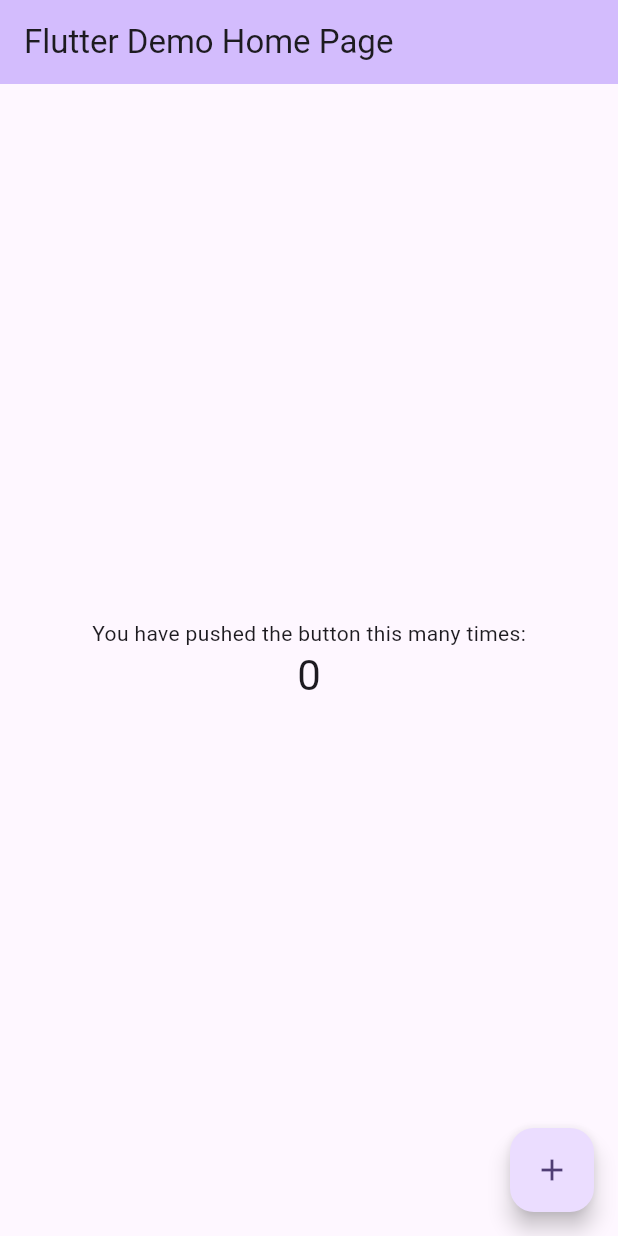
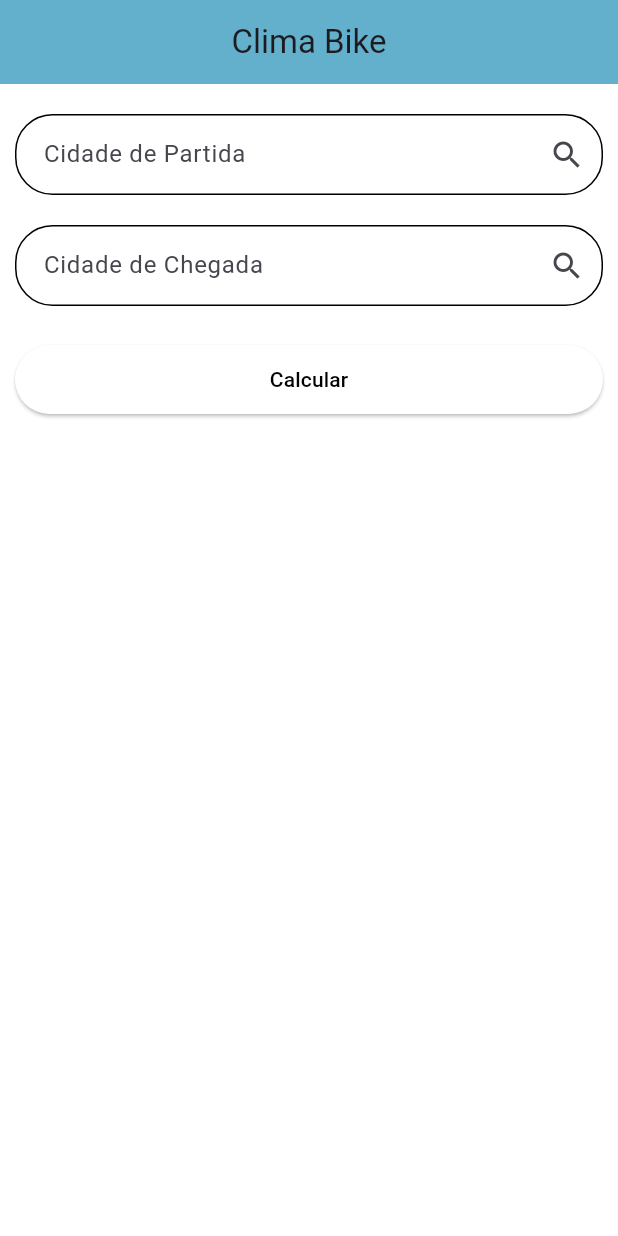
Before and after one commit to GuinterZaffalon/clima-bike, a Flutter app: the screen it shows after launch, on a phone screen of 412 x 824 dp. Run offline on Flutter 3.47's test engine with Material 3 defaults, Android fonts, the phone set to English and light mode, and no system bars; our stand-ins replace google_fonts.

Commit message:
wireframe da primeira tela

```diff
--- a/lib/main.dart
+++ b/lib/main.dart
@@ -1,125 +1,6 @@
 import 'package:flutter/material.dart';
+import 'package:flutterprojects/screens/home-page.dart';
 
 void main() {
   runApp(const MyApp());
 }
-
-class MyApp extends StatelessWidget {
-  const MyApp({super.key});
-
-  // This widget is the root of your application.
-  @override
-  Widget build(BuildContext context) {
-    return MaterialApp(
-      title: 'Flutter Demo',
-      theme: ThemeData(
-        // This is the theme of your application.
-        //
-        // TRY THIS: Try running your application with "flutter run". You'll see
-        // the application has a purple toolbar. Then, without quitting the app,
-        // try changing the seedColor in the colorScheme below to Colors.green
-        // and then invoke "hot reload" (save your changes or press the "hot
-        // reload" button in a Flutter-supported IDE, or press "r" if you used
-        // the command line to start the app).
-        //
-        // Notice that the counter didn't reset back to zero; the application
-        // state is not lost during the reload. To reset the state, use hot
-        // restart instead.
-        //
-        // This works for code too, not just values: Most code changes can be
-        // tested with just a hot reload.
-        colorScheme: ColorScheme.fromSeed(seedColor: Colors.deepPurple),
-        useMaterial3: true,
-      ),
-      home: const MyHomePage(title: 'Flutter Demo Home Page'),
-    );
-  }
-}
-
-class MyHomePage extends StatefulWidget {
-  const MyHomePage({super.key, required this.title});
-
-  // This widget is the home page of your application. It is stateful, meaning
-  // that it has a State object (defined below) that contains fields that affect
-  // how it looks.
-
-  // This class is the configuration for the state. It holds the values (in this
-  // case the title) provided by the parent (in this case the App widget) and
-  // used by the build method of the State. Fields in a Widget subclass are
-  // always marked "final".
-
-  final String title;
-
-  @override
-  State<MyHomePage> createState() => _MyHomePageState();
-}
-
-class _MyHomePageState extends State<MyHomePage> {
-  int _counter = 0;
-
-  void _incrementCounter() {
-    setState(() {
-      // This call to setState tells the Flutter framework that something has
-      // changed in this State, which causes it to rerun the build method below
-      // so that the display can reflect the updated values. If we changed
-      // _counter without calling setState(), then the build method would not be
-      // called again, and so nothing would appear to happen.
-      _counter++;
-    });
-  }
-
-  @override
-  Widget build(BuildContext context) {
-    // This method is rerun every time setState is called, for instance as done
-    // by the _incrementCounter method above.
-    //
-    // The Flutter framework has been optimized to make rerunning build methods
-    // fast, so that you can just rebuild anything that needs updating rather
-    // than having to individually change instances of widgets.
-    return Scaffold(
-      appBar: AppBar(
-        // TRY THIS: Try changing the color here to a specific color (to
-        // Colors.amber, perhaps?) and trigger a hot reload to see the AppBar
-        // change color while the other colors stay the same.
-        backgroundColor: Theme.of(context).colorScheme.inversePrimary,
-        // Here we take the value from the MyHomePage object that was created by
-        // the App.build method, and use it to set our appbar title.
-        title: Text(widget.title),
-      ),
-      body: Center(
-        // Center is a layout widget. It takes a single child and positions it
-        // in the middle of the parent.
-        child: Column(
-          // Column is also a layout widget. It takes a list of children and
-          // arranges them vertically. By default, it sizes itself to fit its
-          // children horizontally, and tries to be as tall as its parent.
-          //
-          // Column has various properties to control how it sizes itself and
-          // how it positions its children. Here we use mainAxisAlignment to
-          // center the children vertically; the main axis here is the vertical
-          // axis because Columns are vertical (the cross axis would be
-          // horizontal).
-          //
-          // TRY THIS: Invoke "debug painting" (choose the "Toggle Debug Paint"
-          // action in the IDE, or press "p" in the console), to see the
-          // wireframe for each widget.
-          mainAxisAlignment: MainAxisAlignment.center,
-          children: <Widget>[
-            const Text(
-              'You have pushed the button this many times:',
-            ),
-            Text(
-              '$_counter',
-              style: Theme.of(context).textTheme.headlineMedium,
-            ),
-          ],
-        ),
-      ),
-      floatingActionButton: FloatingActionButton(
-        onPressed: _incrementCounter,
-        tooltip: 'Increment',
-        child: const Icon(Icons.add),
-      ), // This trailing comma makes auto-formatting nicer for build methods.
-    );
-  }
-}
--- a/lib/screens/home-page.dart
+++ b/lib/screens/home-page.dart
@@ -0,0 +1,101 @@
+import 'package:flutter/material.dart';
+import 'package:google_fonts/google_fonts.dart';
+
+class MyApp extends StatelessWidget {
+  const MyApp({super.key});
+
+  @override
+  Widget build(BuildContext context) {
+    return MaterialApp(
+      home: const MyHomePage(),
+    );
+  }
+}
+
+class MyHomePage extends StatefulWidget {
+  const MyHomePage({super.key});
+
+  @override
+  State<MyHomePage> createState() => _MyHomePageState();
+}
+
+class _MyHomePageState extends State<MyHomePage> {
+
+  @override
+  Widget build(BuildContext context) {
+    return Scaffold(
+      appBar: AppBar(
+        backgroundColor: Color.fromRGBO(99, 176, 205, 100),
+        title: Text("Clima Bike"),
+        centerTitle: true,
+      ),
+      body: Container(
+        color: Colors.white,
+        alignment: Alignment.topCenter,
+        child: Column(
+          children: [
+            Padding(padding: const EdgeInsets.fromLTRB(10, 20, 10, 0),
+              child: TextField(
+                decoration: InputDecoration(
+                  enabledBorder: OutlineInputBorder(
+                    borderRadius: BorderRadius.circular(25.0),
+                    borderSide: const BorderSide(
+                      color: Colors.black,
+                    ),
+                  ),
+                  focusedBorder: OutlineInputBorder(
+                    borderRadius: BorderRadius.circular(20.0),
+                    borderSide: const BorderSide(
+                      color: Colors.blue,
+                    ),
+                  ),
+                  suffixIcon: const Icon(Icons.search),
+                  contentPadding: const EdgeInsets.all(15.0),
+                  hintText: Text("Cidade de Partida").data,
+                )
+              )
+            ),
+            Padding(padding: const EdgeInsets.fromLTRB(10, 20, 10, 0),
+                child: TextField(
+                    decoration: InputDecoration(
+                      enabledBorder: OutlineInputBorder(
+                        borderRadius: BorderRadius.circular(25.0),
+                        borderSide: const BorderSide(
+                          color: Colors.black,
+                        ),
+                      ),
+                      focusedBorder: OutlineInputBorder(
+                        borderRadius: BorderRadius.circular(20.0),
+                        borderSide: const BorderSide(
+                          color: Colors.blue,
+                        ),
+                      ),
+                      suffixIcon: const Icon(Icons.search),
+                      contentPadding: const EdgeInsets.all(15.0),
+                      hintText: Text("Cidade de Chegada").data,
+                    )
+                )
+            ),
+            Padding(
+              padding: const EdgeInsets.fromLTRB(10, 25, 10, 0),
+              child: SizedBox(
+                width: double.infinity,
+                child: ElevatedButton(
+                  onPressed: () {},
+                  style: ElevatedButton.styleFrom(
+                    backgroundColor: Colors.white,
+                    padding: const EdgeInsets.all(13),
+                    shape: RoundedRectangleBorder(
+                      borderRadius: BorderRadius.circular(25),
+                    ),
+                  ),
+                  child: const Text("Calcular", style: TextStyle(color: Colors.black),),
+                ),
+              ),
+            )
+          ],
+        )
+      )
+    );
+  }
+}
--- a/pubspec.yaml
+++ b/pubspec.yaml
@@ -36,6 +36,7 @@ dependencies:
   cupertino_icons: ^1.0.8
   http: ^1.3.0
   dotenv: ^4.2.0
+  google_fonts: ^6.2.1
 
 dev_dependencies:
   flutter_test:
```
Also changed, not shown: pubspec.lock, 1 other file.
